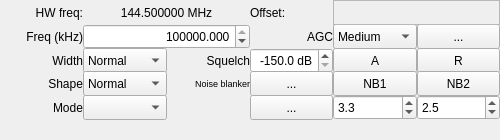
Old version of the form src/qtgui/dockrxopt.ui in the repository shawnj007/gqrx-touch.
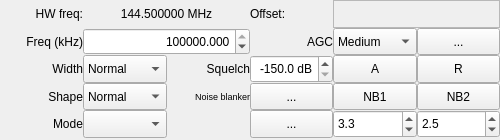
New version of the form. Icons and pictures are not drawn. Custom widgets are drawn as their Qt base class.

Commit message: Reverse Bookmark list, Propogate palette manually to widgets

Patch:
```diff
--- a/src/qtgui/dockrxopt.ui
+++ b/src/qtgui/dockrxopt.ui
@@ -28,6 +28,421 @@
     <height>360</height>
    </size>
   </property>
+  <property name="palette">
+   <palette>
+    <active>
+     <colorrole role="WindowText">
+      <brush brushstyle="SolidPattern">
+       <color alpha="255">
+        <red>255</red>
+        <green>255</green>
+        <blue>255</blue>
+       </color>
+      </brush>
+     </colorrole>
+     <colorrole role="Button">
+      <brush brushstyle="SolidPattern">
+       <color alpha="255">
+        <red>46</red>
+        <green>52</green>
+        <blue>54</blue>
+       </color>
+      </brush>
+     </colorrole>
+     <colorrole role="Light">
+      <brush brushstyle="SolidPattern">
+       <color alpha="255">
+        <red>69</red>
+        <green>78</green>
+        <blue>81</blue>
+       </color>
+      </brush>
+     </colorrole>
+     <colorrole role="Midlight">
+      <brush brushstyle="SolidPattern">
+       <color alpha="255">
+        <red>57</red>
+        <green>65</green>
+        <blue>67</blue>
+       </color>
+      </brush>
+     </colorrole>
+     <colorrole role="Dark">
+      <brush brushstyle="SolidPattern">
+       <color alpha="255">
+        <red>23</red>
+        <green>26</green>
+        <blue>27</blue>
+       </color>
+      </brush>
+     </colorrole>
+     <colorrole role="Mid">
+      <brush brushstyle="SolidPattern">
+       <color alpha="255">
+        <red>31</red>
+        <green>35</green>
+        <blue>36</blue>
+       </color>
+      </brush>
+     </colorrole>
+     <colorrole role="Text">
+      <brush brushstyle="SolidPattern">
+       <color alpha="255">
+        <red>255</red>
+        <green>255</green>
+        <blue>255</blue>
+       </color>
+      </brush>
+     </colorrole>
+     <colorrole role="BrightText">
+      <brush brushstyle="SolidPattern">
+       <color alpha="255">
+        <red>255</red>
+        <green>255</green>
+        <blue>255</blue>
+       </color>
+      </brush>
+     </colorrole>
+     <colorrole role="ButtonText">
+      <brush brushstyle="SolidPattern">
+       <color alpha="255">
+        <red>255</red>
+        <green>255</green>
+        <blue>255</blue>
+       </color>
+      </brush>
+     </colorrole>
+     <colorrole role="Base">
+      <brush brushstyle="SolidPattern">
+       <color alpha="255">
+        <red>0</red>
+        <green>0</green>
+        <blue>0</blue>
+       </color>
+      </brush>
+     </colorrole>
+     <colorrole role="Window">
+      <brush brushstyle="SolidPattern">
+       <color alpha="255">
+        <red>46</red>
+        <green>52</green>
+        <blue>54</blue>
+       </color>
+      </brush>
+     </colorrole>
+     <colorrole role="Shadow">
+      <brush brushstyle="SolidPattern">
+       <color alpha="255">
+        <red>0</red>
+        <green>0</green>
+        <blue>0</blue>
+       </color>
+      </brush>
+     </colorrole>
+     <colorrole role="AlternateBase">
+      <brush brushstyle="SolidPattern">
+       <color alpha="255">
+        <red>23</red>
+        <green>26</green>
+        <blue>27</blue>
+       </color>
+      </brush>
+     </colorrole>
+     <colorrole role="ToolTipBase">
+      <brush brushstyle="SolidPattern">
+       <color alpha="255">
+        <red>255</red>
+        <green>255</green>
+        <blue>220</blue>
+       </color>
+      </brush>
+     </colorrole>
+     <colorrole role="ToolTipText">
+      <brush brushstyle="SolidPattern">
+       <color alpha="255">
+        <red>0</red>
+        <green>0</green>
+        <blue>0</blue>
+       </color>
+      </brush>
+     </colorrole>
+    </active>
+    <inactive>
+     <colorrole role="WindowText">
+      <brush brushstyle="SolidPattern">
+       <color alpha="255">
+        <red>0</red>
+        <green>0</green>
+        <blue>0</blue>
+       </color>
+      </brush>
+     </colorrole>
+     <colorrole role="Button">
+      <brush brushstyle="SolidPattern">
+       <color alpha="255">
+        <red>239</red>
+        <green>239</green>
+        <blue>239</blue>
+       </color>
+      </brush>
+     </colorrole>
+     <colorrole role="Light">
+      <brush brushstyle="SolidPattern">
+       <color alpha="255">
+        <red>255</red>
+        <green>255</green>
+        <blue>255</blue>
+       </color>
+      </brush>
+     </colorrole>
+     <colorrole role="Midlight">
+      <brush brushstyle="SolidPattern">
+       <color alpha="255">
+        <red>202</red>
+        <green>202</green>
+        <blue>202</blue>
+       </color>
+      </brush>
+     </colorrole>
+     <colorrole role="Dark">
+      <brush brushstyle="SolidPattern">
+       <color alpha="255">
+        <red>159</red>
+        <green>159</green>
+        <blue>159</blue>
+       </color>
+      </brush>
+     </colorrole>
+     <colorrole role="Mid">
+      <brush brushstyle="SolidPattern">
+       <color alpha="255">
+        <red>184</red>
+        <green>184</green>
+        <blue>184</blue>
+       </color>
+      </brush>
+     </colorrole>
+     <colorrole role="Text">
+      <brush brushstyle="SolidPattern">
+       <color alpha="255">
+        <red>0</red>
+        <green>0</green>
+        <blue>0</blue>
+       </color>
+      </brush>
+     </colorrole>
+     <colorrole role="BrightText">
+      <brush brushstyle="SolidPattern">
+       <color alpha="255">
+        <red>255</red>
+        <green>255</green>
+        <blue>255</blue>
+       </color>
+      </brush>
+     </colorrole>
+     <colorrole role="ButtonText">
+      <brush brushstyle="SolidPattern">
+       <color alpha="255">
+        <red>0</red>
+        <green>0</green>
+        <blue>0</blue>
+       </color>
+      </brush>
+     </colorrole>
+     <colorrole role="Base">
+      <brush brushstyle="SolidPattern">
+       <color alpha="255">
+        <red>255</red>
+        <green>255</green>
+        <blue>255</blue>
+       </color>
+      </brush>
+     </colorrole>
+     <colorrole role="Window">
+      <brush brushstyle="SolidPattern">
+       <color alpha="255">
+        <red>239</red>
+        <green>239</green>
+        <blue>239</blue>
+       </color>
+      </brush>
+     </colorrole>
+     <colorrole role="Shadow">
+      <brush brushstyle="SolidPattern">
+       <color alpha="255">
+        <red>118</red>
+        <green>118</green>
+        <blue>118</blue>
+       </color>
+      </brush>
+     </colorrole>
+     <colorrole role="AlternateBase">
+      <brush brushstyle="SolidPattern">
+       <color alpha="255">
+        <red>247</red>
+        <green>247</green>
+        <blue>247</blue>
+       </color>
+      </brush>
+     </colorrole>
+     <colorrole role="ToolTipBase">
+      <brush brushstyle="SolidPattern">
+       <color alpha="255">
+        <red>255</red>
+        <green>255</green>
+        <blue>220</blue>
+       </color>
+      </brush>
+     </colorrole>
+     <colorrole role="ToolTipText">
+      <brush brushstyle="SolidPattern">
+       <color alpha="255">
+        <red>0</red>
+        <green>0</green>
+        <blue>0</blue>
+       </color>
+      </brush>
+     </colorrole>
+    </inactive>
+    <disabled>
+     <colorrole role="WindowText">
+      <brush brushstyle="SolidPattern">
+       <color alpha="255">
+        <red>23</red>
+        <green>26</green>
+        <blue>27</blue>
+       </color>
+      </brush>
+     </colorrole>
+     <colorrole role="Button">
+      <brush brushstyle="SolidPattern">
+       <color alpha="255">
+        <red>46</red>
+        <green>52</green>
+        <blue>54</blue>
+       </color>
+      </brush>
+     </colorrole>
+     <colorrole role="Light">
+      <brush brushstyle="SolidPattern">
+       <color alpha="255">
+        <red>69</red>
+        <green>78</green>
+        <blue>81</blue>
+       </color>
+      </brush>
+     </colorrole>
+     <colorrole role="Midlight">
+      <brush brushstyle="SolidPattern">
+       <color alpha="255">
+        <red>57</red>
+        <green>65</green>
+        <blue>67</blue>
+       </color>
+      </brush>
+     </colorrole>
+     <colorrole role="Dark">
+      <brush brushstyle="SolidPattern">
+       <color alpha="255">
+        <red>23</red>
+        <green>26</green>
+        <blue>27</blue>
+       </color>
+      </brush>
+     </colorrole>
+     <colorrole role="Mid">
+      <brush brushstyle="SolidPattern">
+       <color alpha="255">
+        <red>31</red>
+        <green>35</green>
+        <blue>36</blue>
+       </color>
+      </brush>
+     </colorrole>
+     <colorrole role="Text">
+      <brush brushstyle="SolidPattern">
+       <color alpha="255">
+        <red>23</red>
+        <green>26</green>
+        <blue>27</blue>
+       </color>
+      </brush>
+     </colorrole>
+     <colorrole role="BrightText">
+      <brush brushstyle="SolidPattern">
+       <color alpha="255">
+        <red>255</red>
+        <green>255</green>
+        <blue>255</blue>
+       </color>
+      </brush>
+     </colorrole>
+     <colorrole role="ButtonText">
+      <brush brushstyle="SolidPattern">
+       <color alpha="255">
+        <red>23</red>
+        <green>26</green>
+        <blue>27</blue>
+       </color>
+      </brush>
+     </colorrole>
+     <colorrole role="Base">
+      <brush brushstyle="SolidPattern">
+       <color alpha="255">
+        <red>46</red>
+        <green>52</green>
+        <blue>54</blue>
+       </color>
+      </brush>
+     </colorrole>
+     <colorrole role="Window">
+      <brush brushstyle="SolidPattern">
+       <color alpha="255">
+        <red>46</red>
+        <green>52</green>
+        <blue>54</blue>
+       </color>
+      </brush>
+     </colorrole>
+     <colorrole role="Shadow">
+      <brush brushstyle="SolidPattern">
+       <color alpha="255">
+        <red>177</red>
+        <green>177</green>
+        <blue>177</blue>
+       </color>
+      </brush>
+     </colorrole>
+     <colorrole role="AlternateBase">
+      <brush brushstyle="SolidPattern">
+       <color alpha="255">
+        <red>247</red>
+        <green>247</green>
+        <blue>247</blue>
+       </color>
+      </brush>
+     </colorrole>
+     <colorrole role="ToolTipBase">
+      <brush brushstyle="SolidPattern">
+       <color alpha="255">
+        <red>255</red>
+        <green>255</green>
+        <blue>220</blue>
+       </color>
+      </brush>
+     </colorrole>
+     <colorrole role="ToolTipText">
+      <brush brushstyle="SolidPattern">
+       <color alpha="255">
+        <red>0</red>
+        <green>0</green>
+        <blue>0</blue>
+       </color>
+      </brush>
+     </colorrole>
+    </disabled>
+   </palette>
+  </property>
   <property name="windowIcon">
    <iconset resource="../../resources/icons.qrc">
     <normaloff>:/icons/icons/signal.svg</normaloff>:/icons/icons/signal.svg</iconset>
@@ -57,7 +472,7 @@
    <property name="maximumSize">
     <size>
      <width>16777215</width>
-     <height>500</height>
+     <height>360</height>
     </size>
    </property>
    <layout class="QVBoxLayout" name="verticalLayout" stretch="1,0">
@@ -93,7 +508,7 @@
       <property name="maximumSize">
        <size>
         <width>16777215</width>
-        <height>120</height>
+        <height>240</height>
        </size>
       </property>
       <layout class="QGridLayout" name="gridLayout">
```
The commit also changes 7 other files.
